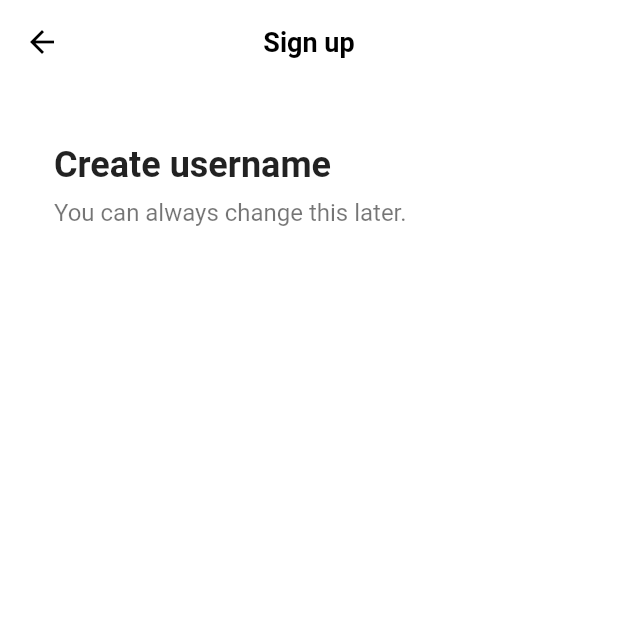
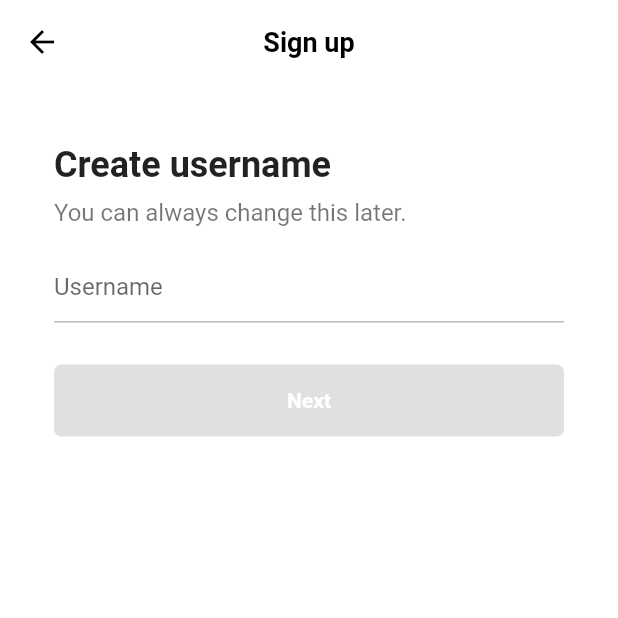
Before and after one commit to joseph-106/tic-toc, a Flutter app: the screen it shows after launch, after a tap on "Use email & password", on a phone screen of 412 x 824 dp, the top half of it. Run offline on Flutter 3.47's test engine with Material 2 defaults, Android fonts, the phone set to English and light mode, and no system bars; our stand-ins replace font_awesome_flutter.

Commit message:
Username Screen

```diff
--- a/lib/features/authentication/email_screen.dart
+++ /dev/null
@@ -1,44 +0,0 @@
-import 'package:flutter/material.dart';
-import 'package:tictoc/constants/gaps.dart';
-import 'package:tictoc/constants/sizes.dart';
-
-class EmailScreen extends StatelessWidget {
-  const EmailScreen({super.key});
-
-  @override
-  Widget build(BuildContext context) {
-    return Scaffold(
-      appBar: AppBar(
-        title: const Text(
-          "Sign up",
-        ),
-      ),
-      body: Padding(
-        padding: const EdgeInsets.symmetric(
-          horizontal: Sizes.size36,
-        ),
-        child: Column(
-          crossAxisAlignment: CrossAxisAlignment.start,
-          children: const [
-            Gaps.v40,
-            Text(
-              "Create username",
-              style: TextStyle(
-                fontSize: Sizes.size24,
-                fontWeight: FontWeight.w700,
-              ),
-            ),
-            Gaps.v8,
-            Text(
-              "You can always change this later.",
-              style: TextStyle(
-                fontSize: Sizes.size16,
-                color: Colors.black54,
-              ),
-            ),
-          ],
-        ),
-      ),
-    );
-  }
-}
--- a/lib/features/authentication/sign_up_screen.dart
+++ b/lib/features/authentication/sign_up_screen.dart
@@ -2,7 +2,7 @@
 import 'package:font_awesome_flutter/font_awesome_flutter.dart';
 import 'package:tictoc/constants/gaps.dart';
 import 'package:tictoc/constants/sizes.dart';
-import 'package:tictoc/features/authentication/email_screen.dart';
+import 'package:tictoc/features/authentication/username_screen.dart';
 import 'package:tictoc/features/authentication/login_screen.dart';
 import 'package:tictoc/features/authentication/widgets/auth_button.dart';
 
@@ -20,7 +20,7 @@
   void _onEmailTap(BuildContext context) {
     Navigator.of(context).push(
       MaterialPageRoute(
-        builder: (context) => const EmailScreen(),
+        builder: (context) => const UsernameScreen(),
       ),
     );
   }
--- a/lib/features/authentication/username_screen.dart
+++ b/lib/features/authentication/username_screen.dart
@@ -0,0 +1,106 @@
+import 'package:flutter/material.dart';
+import 'package:tictoc/constants/gaps.dart';
+import 'package:tictoc/constants/sizes.dart';
+
+class UsernameScreen extends StatefulWidget {
+  const UsernameScreen({super.key});
+
+  @override
+  State<UsernameScreen> createState() => _UsernameScreenState();
+}
+
+class _UsernameScreenState extends State<UsernameScreen> {
+  final TextEditingController _usernameController = TextEditingController();
+
+  String _username = "";
+
+  @override
+  void initState() {
+    super.initState();
+
+    _usernameController.addListener(() {
+      setState(() {
+        _username = _usernameController.text;
+      });
+    });
+  }
+
+  @override
+  Widget build(BuildContext context) {
+    return Scaffold(
+      appBar: AppBar(
+        title: const Text(
+          "Sign up",
+        ),
+      ),
+      body: Padding(
+        padding: const EdgeInsets.symmetric(
+          horizontal: Sizes.size36,
+        ),
+        child: Column(
+          crossAxisAlignment: CrossAxisAlignment.start,
+          children: [
+            Gaps.v40,
+            const Text(
+              "Create username",
+              style: TextStyle(
+                fontSize: Sizes.size24,
+                fontWeight: FontWeight.w700,
+              ),
+            ),
+            Gaps.v8,
+            const Text(
+              "You can always change this later.",
+              style: TextStyle(
+                fontSize: Sizes.size16,
+                color: Colors.black54,
+              ),
+            ),
+            Gaps.v16,
+            TextField(
+              controller: _usernameController,
+              decoration: InputDecoration(
+                hintText: "Username",
+                enabledBorder: UnderlineInputBorder(
+                  borderSide: BorderSide(
+                    color: Colors.grey.shade400,
+                  ),
+                ),
+                focusedBorder: UnderlineInputBorder(
+                  borderSide: BorderSide(
+                    color: Colors.grey.shade400,
+                  ),
+                ),
+              ),
+              cursorColor: Theme.of(context).primaryColor,
+            ),
+            Gaps.v28,
+            FractionallySizedBox(
+              widthFactor: 1,
+              child: AnimatedContainer(
+                padding: const EdgeInsets.symmetric(
+                  vertical: Sizes.size16,
+                ),
+                decoration: BoxDecoration(
+                  borderRadius: BorderRadius.circular(Sizes.size5),
+                  color: _username.isEmpty
+                      ? Colors.grey.shade300
+                      : Theme.of(context).primaryColor,
+                ),
+                duration: const Duration(milliseconds: 500),
+                child: const Text(
+                  'Next',
+                  textAlign: TextAlign.center,
+                  style: TextStyle(
+                    color: Colors.white,
+                    fontWeight: FontWeight.w600,
+                  ),
+                ),
+              ),
+            ),
+          ],
+        ),
+      ),
+    );
+  }
+}
```
